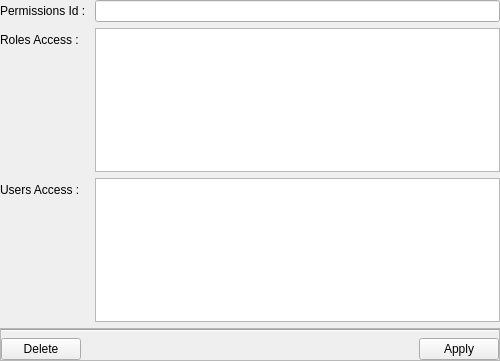
Before: the Qt Designer form src/widgets/quapermissionswidgetedit.ui in juangburgos/QUaAccessControl, drawn with Qt 5.
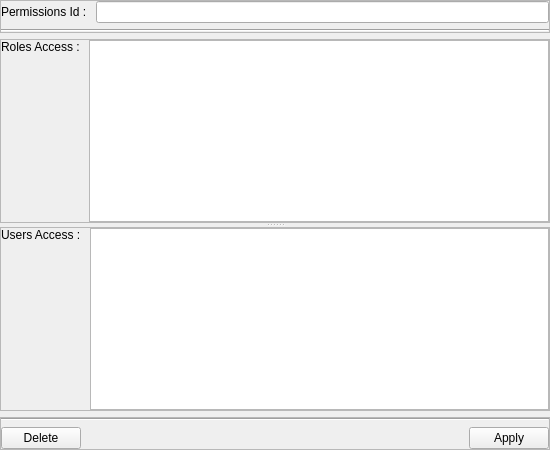
After: the same form once the commit is applied.

Commit message: Implemented layout perms, now missing widgetList and layoutList perms

What changed in the file:
```diff
--- a/src/widgets/quapermissionswidgetedit.ui
+++ b/src/widgets/quapermissionswidgetedit.ui
@@ -6,8 +6,8 @@
    <rect>
     <x>0</x>
     <y>0</y>
-    <width>500</width>
-    <height>361</height>
+    <width>550</width>
+    <height>450</height>
    </rect>
   </property>
   <property name="sizePolicy">
@@ -19,7 +19,34 @@
   <property name="windowTitle">
    <string>Form</string>
   </property>
-  <layout class="QFormLayout" name="formLayout">
+  <layout class="QVBoxLayout" name="verticalLayout">
+   <property name="leftMargin">
+    <number>0</number>
+   </property>
+   <property name="topMargin">
+    <number>0</number>
+   </property>
+   <property name="rightMargin">
+    <number>0</number>
+   </property>
+   <property name="bottomMargin">
+    <number>0</number>
+   </property>
+   <item>
+    <widget class="QFrame" name="framePermsId">
+     <property name="sizePolicy">
+      <sizepolicy hsizetype="Preferred" vsizetype="Fixed">
+       <horstretch>0</horstretch>
+       <verstretch>0</verstretch>
+      </sizepolicy>
+     </property>
+     <property name="frameShape">
+      <enum>QFrame::StyledPanel</enum>
+     </property>
+     <property name="frameShadow">
+      <enum>QFrame::Raised</enum>
+     </property>
+     <layout class="QGridLayout" name="gridLayout_4">
    <property name="leftMargin">
     <number>0</number>
    </property>
@@ -42,28 +69,101 @@
    <item row="0" column="1">
     <widget class="QLineEdit" name="lineEditId"/>
    </item>
-   <item row="1" column="0">
+      <item row="1" column="0" colspan="2">
+       <widget class="Line" name="line_2">
+        <property name="orientation">
+         <enum>Qt::Horizontal</enum>
+        </property>
+       </widget>
+      </item>
+     </layout>
+    </widget>
+   </item>
+   <item>
+    <widget class="QSplitter" name="splitter">
+     <property name="orientation">
+      <enum>Qt::Vertical</enum>
+     </property>
+     <widget class="QFrame" name="frameRoleAccess">
+      <property name="frameShape">
+       <enum>QFrame::StyledPanel</enum>
+      </property>
+      <property name="frameShadow">
+       <enum>QFrame::Raised</enum>
+      </property>
+      <layout class="QGridLayout" name="gridLayout_2">
+       <property name="leftMargin">
+        <number>0</number>
+       </property>
+       <property name="topMargin">
+        <number>0</number>
+       </property>
+       <property name="rightMargin">
+        <number>0</number>
+       </property>
+       <property name="bottomMargin">
+        <number>0</number>
+       </property>
+       <item row="0" column="0">
     <widget class="QLabel" name="labelRoles">
      <property name="text">
       <string>Roles Access : </string>
      </property>
-    </widget>
-   </item>
-   <item row="1" column="1">
+         <property name="alignment">
+          <set>Qt::AlignLeading|Qt::AlignLeft|Qt::AlignTop</set>
+         </property>
+        </widget>
+       </item>
+       <item row="0" column="1">
     <widget class="QTableView" name="tableViewRoles"/>
    </item>
-   <item row="2" column="0">
+      </layout>
+     </widget>
+     <widget class="QFrame" name="frameUserAccess">
+      <property name="frameShape">
+       <enum>QFrame::StyledPanel</enum>
+      </property>
+      <property name="frameShadow">
+       <enum>QFrame::Raised</enum>
+      </property>
+      <layout class="QGridLayout" name="gridLayout_3">
+       <property name="leftMargin">
+        <number>0</number>
+       </property>
+       <property name="topMargin">
+        <number>0</number>
+       </property>
+       <property name="rightMargin">
+        <number>0</number>
+       </property>
+       <property name="bottomMargin">
+        <number>0</number>
+       </property>
+       <item row="0" column="0">
     <widget class="QLabel" name="labelUsers">
      <property name="text">
       <string>Users Access : </string>
      </property>
-    </widget>
-   </item>
-   <item row="2" column="1">
+         <property name="alignment">
+          <set>Qt::AlignLeading|Qt::AlignLeft|Qt::AlignTop</set>
+         </property>
+        </widget>
+       </item>
+       <item row="0" column="1">
     <widget class="QTableView" name="tableViewUsers"/>
    </item>
-   <item row="3" column="0" colspan="2">
+      </layout>
+     </widget>
+    </widget>
+   </item>
+   <item>
     <widget class="QFrame" name="frameEditActions">
+     <property name="sizePolicy">
+      <sizepolicy hsizetype="Preferred" vsizetype="Fixed">
+       <horstretch>0</horstretch>
+       <verstretch>0</verstretch>
+      </sizepolicy>
+     </property>
      <property name="frameShape">
       <enum>QFrame::StyledPanel</enum>
      </property>
```
Lines whose indentation alone changed are shown as unchanged. The commit also changes 17 other files.
